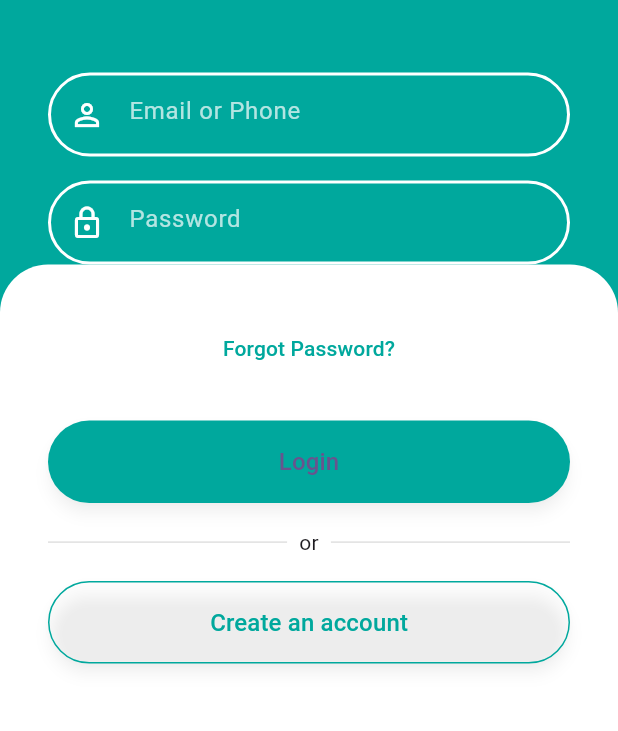
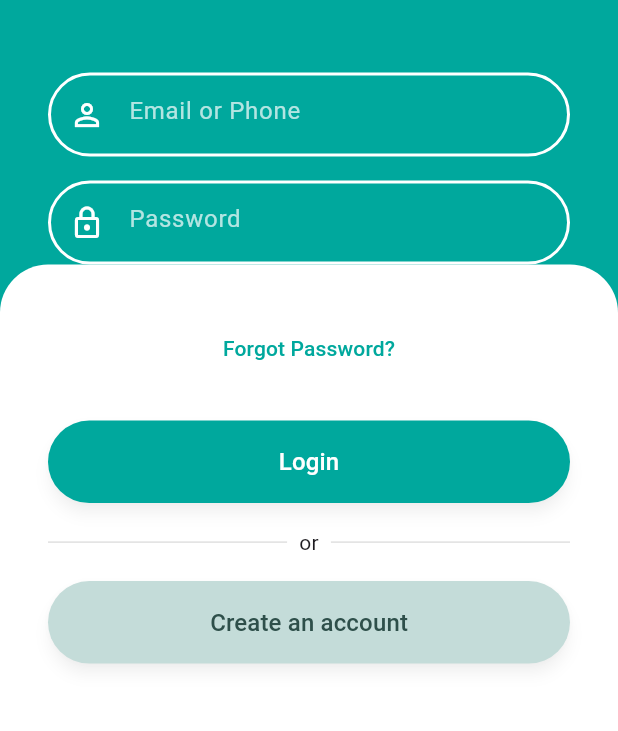
Before and after one commit to stevedch/foodplease_app, a Flutter app: the screen it shows after launch, on a phone screen of 412 x 824 dp, the part 429-1160 px from its top. Run offline on Flutter 3.47's test engine with Material 3 defaults, Android fonts, the phone set to English and light mode, and no system bars.

Commit message:
style(login): enhance button styles on login screen for improved UX
- Updated "Login" button to ensure white text color for better contrast on teal background.
- Replaced "Create an account" OutlinedButton with an ElevatedButton.
- Styled "Create an account" button with a light green background and dark green text.
- Applied rounded corners, padding, and soft shadow for a more modern look.

```diff
--- a/lib/screens/login_screen.dart
+++ b/lib/screens/login_screen.dart
@@ -124,16 +124,24 @@ class LoginScreen extends StatelessWidget {
                       onPressed: () {},
                       style: ElevatedButton.styleFrom(
                         backgroundColor: _primaryColor,
+                        // Teal background
                         padding: const EdgeInsets.symmetric(vertical: 16),
                         shape: RoundedRectangleBorder(
-                          borderRadius: BorderRadius.circular(_borderRadius),
+                          borderRadius: BorderRadius.circular(
+                            _borderRadius,
+                          ), // Fully rounded
                         ),
                         elevation: 4,
                         shadowColor: Colors.black26,
                       ),
                       child: const Text(
                         'Login',
-                        style: TextStyle(fontSize: 16),
+                        style: TextStyle(
+                          fontSize: 16,
+                          color:
+                              Colors
+                                  .white, // Make text white to match the image
+                        ),
                       ),
                     ),
                     const SizedBox(height: 16),
@@ -148,20 +156,27 @@ class LoginScreen extends StatelessWidget {
                       ],
                     ),
                     const SizedBox(height: 16),
-                    OutlinedButton(
+                    ElevatedButton(
                       onPressed: () {},
-                      style: OutlinedButton.styleFrom(
-                        side: const BorderSide(color: _primaryColor),
+                      style: ElevatedButton.styleFrom(
+                        backgroundColor: const Color(0xFFC4DCD9),
+                        // Light green background
                         padding: const EdgeInsets.symmetric(vertical: 16),
                         shape: RoundedRectangleBorder(
-                          borderRadius: BorderRadius.circular(_borderRadius),
+                          borderRadius: BorderRadius.circular(
+                            40,
+                          ), // Fully rounded corners
                         ),
                         elevation: 4,
+                        // Soft shadow
                         shadowColor: Colors.black26,
                       ),
                       child: const Text(
                         'Create an account',
-                        style: TextStyle(color: _primaryColor, fontSize: 16),
+                        style: TextStyle(
+                          color: Color(0xFF2E4F4A), // Dark green text
+                          fontSize: 16,
+                        ),
                       ),
                     ),
                     const SizedBox(height: 32),
```
